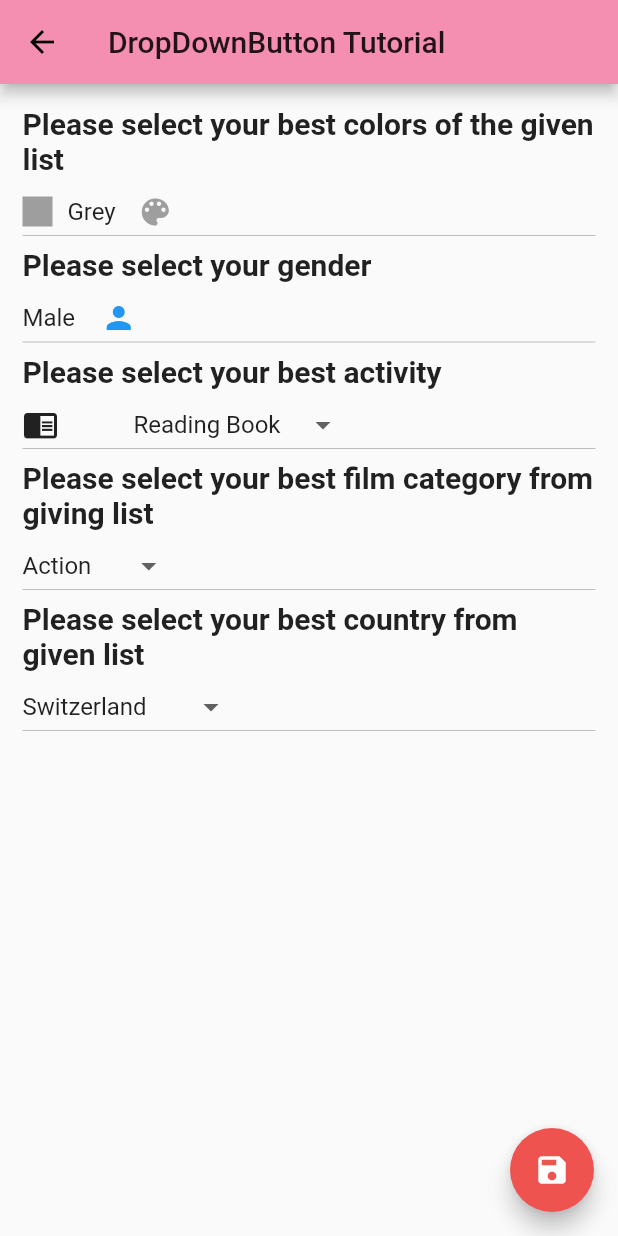
After one commit to bekirduran/RemindMyFlutterTutorial, a Flutter app: the DropDownButtonTutorial screen opened by its route, on a phone screen of 412 x 824 dp. The commit adds this screen. Run offline on Flutter 3.47's test engine with Material 2 defaults, Android fonts, the phone set to English and light mode, and no system bars.

Commit message:
DropDownButton usage tutorial added with DropDownMeneItem.

```diff
--- /dev/null
+++ b/lib/konular/dropdownbutton_usage.dart
@@ -0,0 +1,267 @@
+import 'dart:math';
+
+import 'package:flutter/material.dart';
+
+class DropDownButtonTutorial extends StatefulWidget {
+  @override
+  _DropDownButtonTutorialState createState() => _DropDownButtonTutorialState();
+}
+
+class _DropDownButtonTutorialState extends State<DropDownButtonTutorial> {
+  String selectedColor = "Grey";
+  String selectedGender = "Male";
+  String selectedFreeTime = "Reading Book";
+  String selectedFilmCat = "Action";
+  String selectedCountry = "Switzerland";
+
+  @override
+  Widget build(BuildContext context) {
+    return Theme(
+      data: ThemeData(
+        primaryColor: Colors.pink.shade200,
+        accentColor: Colors.red.shade400,
+      ),
+      child: Scaffold(
+          appBar: AppBar(
+            title: Text("DropDownButton Tutorial"),
+          ),
+          body: Padding(
+            padding: EdgeInsets.all(15),
+            child: ListView(
+              children: <Widget>[
+                Text(
+                  "Please select your best colors of the given list",
+                  style: TextStyle(fontSize: 20, fontWeight: FontWeight.bold),
+                ),
+                buildDropDownButtonColors(),
+
+                Text(
+                  "Please select your gender",
+                  style: TextStyle(fontSize: 20, fontWeight: FontWeight.bold),
+                ),
+                buildDropDownButtonGender(),
+
+                Text(
+                  "Please select your best activity",
+                  style: TextStyle(fontSize: 20, fontWeight: FontWeight.bold),
+                ),
+                buildDropDownButtonFreeTime(),
+
+                Text(
+                  "Please select your best film category from giving list",
+                  style: TextStyle(fontSize: 20, fontWeight: FontWeight.bold),
+                ),
+                buildDropDownButtonFilmCategory(),
+
+                Text(
+                  "Please select your best country from given list",
+                  style: TextStyle(fontSize: 20, fontWeight: FontWeight.bold),
+                ),
+                buildDropDownButtonCountry()
+              ],
+            ),
+          ),
+        floatingActionButton: FloatingActionButton(
+          child: Icon(Icons.save),
+          onPressed: _registerRecords,
+        ),
+      ),
+    );
+  }
+
+  var gender = ["Male", "Female", "Other"];
+  var freeTime = [
+    "Reading Book",
+    "Watching TV",
+    "Jogging",
+    "Sleeping",
+    "Cooking",
+    "Swimming",
+    "Meeting Friends"
+  ];
+  var favColor = [
+    "Red",
+    "Green",
+    "Blue",
+    "White",
+    "Black",
+    "Yellow",
+    "Purple",
+    "Grey"
+  ];
+  var favFilmCategory = [
+    "Action",
+    "Adventure",
+    "Comedy",
+    "Crime",
+    "Drama",
+    "Fantasy",
+    "Historical",
+    "Horror"
+  ];
+  var favCountry = [
+    "Switzerland",
+    "Canada",
+    "Japan",
+    "Germany",
+    "Australia",
+    "United Kingdom",
+    "United States",
+    "Sweden"
+  ];
+
+  Widget buildDropDownButtonColors() {
+    return DropdownButton<String>(
+      items: favColor.map((listItem) {
+        return DropdownMenuItem<String>(
+          child: Row(
+            children: <Widget>[
+              Container(
+                margin: EdgeInsets.only(right: 10),
+                height: 20,
+                width: 20,
+                color: _buildColor(listItem),
+              ),
+              Text(listItem)
+            ],
+          ),
+          value: listItem,
+        );
+      }).toList(),
+      onChanged: (selection) {
+        setState(() {
+          selectedColor = selection;
+        });
+      },
+      icon: Icon(
+        Icons.color_lens,
+        color: _buildColor(selectedColor),
+      ),
+      value: selectedColor,
+    );
+
+  }
+  Widget buildDropDownButtonGender() {
+
+    return DropdownButton<String>(items: gender.map((item) {
+      return DropdownMenuItem<String>(child:Text(item),value: item,);
+    }).toList()
+     , onChanged: (selection){
+      setState(() {
+        selectedGender = selection;
+      });
+        },
+      icon: _buildIcon(selectedGender),
+      value: selectedGender,
+        );
+
+  }
+
+  Widget buildDropDownButtonFreeTime() {
+    return DropdownButton<String>(items: freeTime.map((item) {
+      return DropdownMenuItem<String>(child: Row(
+        children: <Widget>[
+          _iconBuilder(item),
+          SizedBox(width: 50,),
+          Text(item),
+        ],
+      ),value: item,);
+    }).toList()
+      , onChanged: (selection){
+        setState(() {
+          selectedFreeTime = selection;
+        });
+      },
+      value: selectedFreeTime,
+    );
+  }
+
+  Widget buildDropDownButtonFilmCategory() {
+
+    return DropdownButton<String>(items: favFilmCategory.map((item) {
+      return DropdownMenuItem<String>(child:Text(item),value: item,);
+    }).toList()
+      , onChanged: (selection){
+        setState(() {
+          selectedFilmCat = selection;
+        });
+      },
+
+      value: selectedFilmCat,
+    );
+
+  }
+
+  Widget buildDropDownButtonCountry() {
+    return DropdownButton<String>(items: favCountry.map((item) {
+      return DropdownMenuItem<String>(child:Text(item),value: item,);
+    }).toList()
+      , onChanged: (selection){
+        setState(() {
+          selectedCountry = selection;
+        });
+      },
+
+      value: selectedCountry,
+    );
+  }
+
+
+  Color _buildColor(String e) {
+    switch (e.toLowerCase()) {
+      case "red":
+        return Colors.red;
+      case "green":
+        return Colors.green;
+      case "blue":
+        return Colors.blue;
+      case "white":
+        return Colors.white;
+      case "black":
+        return Colors.black;
+      case "purple":
+        return Colors.purple;
+      case "grey":
+        return Colors.grey;
+      case "yellow":
+        return Colors.yellow;
+      default:
+        break;
+    }
+    return Colors.white;
+  }
+
+ Icon _buildIcon(String selectedGender) {
+    if (selectedGender == "Male"){
+      return Icon(Icons.person,color: Colors.blue,);
+    }
+    else if (selectedGender == "Female"){
+      return Icon(Icons.pregnant_woman,color: Colors.pinkAccent,);
+    }
+  return Icon(Icons.grade,color: Colors.teal,);
+ }
+
+ Widget _iconBuilder(String selectedFreeTime) {
+    switch (selectedFreeTime){
+      case "Reading Book": return Icon(Icons.chrome_reader_mode);
+      case "Watching TV": return Icon(Icons.tv);
+      case "Jogging": return Icon(Icons.directions_run);
+      case "Sleeping": return Icon(Icons.airline_seat_flat);
+      case "Cooking": return Icon(Icons.restaurant_menu);
+      case "Swimming": return Icon(Icons.pool);
+      case "Meeting Friends": return Icon(Icons.people);
+      default: break;
+    }
+    return Icon(Icons.not_interested);
+  }
+
+
+
+  void _registerRecords() {
+    print("1-) User favorite Color is : $selectedColor \n"
+        "2-) User gender is : $selectedGender \n"
+        "3-) User favorite activity : $selectedFreeTime\n"
+        "4-) User favorite film category : $selectedFilmCat\n"
+        "5-) User favorite country : $selectedCountry");
+  }
+}
--- a/lib/main.dart
+++ b/lib/main.dart
@@ -1,6 +1,7 @@
 import 'package:flutter/material.dart';
 
 import 'konular/checkbox_radio_switch_usage.dart';
+import 'konular/dropdownbutton_usage.dart';
 import 'konular/textfield_calismalari.dart';
 
 void main() => runApp(MyApp());
@@ -16,6 +17,7 @@ class MyApp extends StatelessWidget {
         '/': (context) => MainPage(),
         '/GotTextField': (context) => TextFieldCalismalari(),
         '/GoCheckBoxAndRadio': (context) => CheckBoxRadioAndSwitch(),
+        '/GoDropDownButton': (context) => DropDownButtonTutorial(),
       },
     );
   }
@@ -34,11 +36,13 @@ class MainPage extends StatelessWidget {
         children: <Widget>[
           buildTextFieldUsage(context),
           buildCheckBoxUsage(context),
+          buildDropDownButtonUsage(context),
         ],
       )),
     );
   }
 
+  //buildCheckBoxUsage button
   Widget buildCheckBoxUsage(BuildContext context) {
     return Container(
       child: FlatButton(
@@ -52,6 +56,7 @@ class MainPage extends StatelessWidget {
     );
   }
 
+  //buildTextFieldUsage button
   Widget buildTextFieldUsage(BuildContext context) {
     return Container(
       child: FlatButton(
@@ -64,4 +69,18 @@ class MainPage extends StatelessWidget {
       ),
     );
   }
+
+  //buildDropDownButtonUsage button
+  Widget buildDropDownButtonUsage(BuildContext context) {
+    return Container(
+      child: FlatButton(
+        onPressed: () => Navigator.pushNamed(context, '/GoDropDownButton'),
+        color: Colors.pink.shade200,
+        child: Text(
+          "DropDownButtonTutorial",
+          style: TextStyle(fontSize: 30, fontWeight: FontWeight.bold),
+        ),
+      ),
+    );
+  }
 }
```
